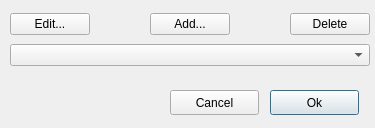
First picture: the form in app/widgets/classselector.ui, repository Tilagiho/eNoseAnnotator, before the edit.
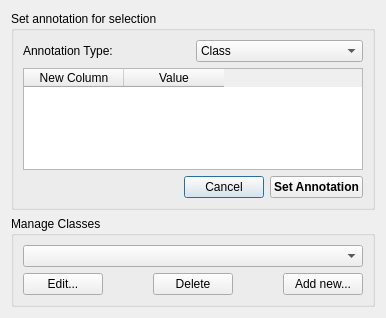
Second picture: the form after the edit.

Commit message:
New Feature: Annotation Labels
- measurements are annotated with annotation labels. Annotations consist of * classes and are displayed as label rectangles
- hovering over annotation labels and graphs displays information

The edit to the form file:
```diff
--- a/app/widgets/classselector.ui
+++ b/app/widgets/classselector.ui
@@ -6,50 +6,120 @@
    <rect>
     <x>0</x>
     <y>0</y>
-    <width>375</width>
-    <height>128</height>
+    <width>386</width>
+    <height>318</height>
    </rect>
   </property>
   <property name="windowTitle">
    <string>Select class</string>
   </property>
-  <widget class="QPushButton" name="okButton">
-   <property name="geometry">
-    <rect>
-     <x>270</x>
-     <y>90</y>
-     <width>89</width>
-     <height>25</height>
-    </rect>
-   </property>
+  <layout class="QGridLayout" name="gridLayout_6">
+   <item row="0" column="0">
+    <layout class="QGridLayout" name="gridLayout_5">
+     <item row="0" column="0">
+      <widget class="QGroupBox" name="annotationGroupBox">
+       <property name="title">
+        <string>Set annotation for selection</string>
+       </property>
+       <layout class="QGridLayout" name="gridLayout_4">
+        <item row="0" column="0">
+         <layout class="QGridLayout" name="gridLayout_3">
+          <item row="0" column="0">
+           <layout class="QHBoxLayout" name="horizontalLayout_3">
+            <item>
+             <widget class="QLabel" name="label">
    <property name="text">
-    <string>Ok</string>
-   </property>
-  </widget>
+               <string>Annotation Type:</string>
+              </property>
+             </widget>
+            </item>
+            <item>
+             <widget class="QComboBox" name="annotationTypeComboBox">
+              <item>
+               <property name="text">
+                <string>Class</string>
+               </property>
+              </item>
+              <item>
+               <property name="text">
+                <string>Class + Value</string>
+               </property>
+              </item>
+             </widget>
+            </item>
+           </layout>
+          </item>
+          <item row="2" column="0">
+           <layout class="QHBoxLayout" name="horizontalLayout_2">
+            <item>
+             <spacer name="horizontalSpacer_3">
+              <property name="orientation">
+               <enum>Qt::Horizontal</enum>
+              </property>
+              <property name="sizeHint" stdset="0">
+               <size>
+                <width>40</width>
+                <height>20</height>
+               </size>
+              </property>
+             </spacer>
+            </item>
+            <item>
   <widget class="QPushButton" name="cancelButton">
-   <property name="geometry">
-    <rect>
-     <x>170</x>
-     <y>90</y>
-     <width>89</width>
-     <height>25</height>
-    </rect>
-   </property>
    <property name="text">
     <string>Cancel</string>
    </property>
   </widget>
-  <widget class="QWidget" name="">
-   <property name="geometry">
-    <rect>
-     <x>10</x>
-     <y>10</y>
-     <width>360</width>
-     <height>60</height>
-    </rect>
-   </property>
-   <layout class="QVBoxLayout" name="verticalLayout">
+            </item>
     <item>
+             <widget class="QPushButton" name="okButton">
+              <property name="font">
+               <font>
+                <weight>75</weight>
+                <bold>true</bold>
+               </font>
+              </property>
+              <property name="text">
+               <string>Set Annotation</string>
+              </property>
+             </widget>
+            </item>
+           </layout>
+          </item>
+          <item row="1" column="0">
+           <widget class="QTableWidget" name="tableWidget">
+            <property name="editTriggers">
+             <set>QAbstractItemView::AllEditTriggers</set>
+            </property>
+            <column>
+             <property name="text">
+              <string>New Column</string>
+             </property>
+            </column>
+            <column>
+             <property name="text">
+              <string>Value</string>
+             </property>
+            </column>
+           </widget>
+          </item>
+         </layout>
+        </item>
+       </layout>
+      </widget>
+     </item>
+     <item row="1" column="0">
+      <widget class="QGroupBox" name="classGroupBox">
+       <property name="title">
+        <string>Manage Classes</string>
+       </property>
+       <layout class="QGridLayout" name="gridLayout_2">
+        <item row="0" column="0">
+         <layout class="QGridLayout" name="gridLayout">
+          <item row="0" column="0">
+           <widget class="QComboBox" name="managedClassComboBox"/>
+          </item>
+          <item row="1" column="0">
      <layout class="QHBoxLayout" name="horizontalLayout">
       <item>
        <widget class="QPushButton" name="editButton">
@@ -71,26 +141,6 @@
         </property>
        </spacer>
       </item>
-      <item>
-       <widget class="QPushButton" name="addButton">
-        <property name="text">
-         <string>Add...</string>
-        </property>
-       </widget>
-      </item>
-      <item>
-       <spacer name="horizontalSpacer">
-        <property name="orientation">
-         <enum>Qt::Horizontal</enum>
-        </property>
-        <property name="sizeHint" stdset="0">
-         <size>
-          <width>40</width>
-          <height>20</height>
-         </size>
-        </property>
-       </spacer>
-      </item>
       <item>
        <widget class="QPushButton" name="deleteButton">
         <property name="text">
@@ -98,13 +148,36 @@
         </property>
        </widget>
       </item>
-     </layout>
+            <item>
+             <spacer name="horizontalSpacer">
+              <property name="orientation">
+               <enum>Qt::Horizontal</enum>
+              </property>
+              <property name="sizeHint" stdset="0">
+               <size>
+                <width>40</width>
+                <height>20</height>
+               </size>
+              </property>
+             </spacer>
     </item>
     <item>
-     <widget class="QComboBox" name="comboBox"/>
-    </item>
-   </layout>
-  </widget>
+             <widget class="QPushButton" name="addButton">
+              <property name="text">
+               <string>Add new...</string>
+              </property>
+             </widget>
+            </item>
+           </layout>
+          </item>
+         </layout>
+        </item>
+       </layout>
+      </widget>
+     </item>
+    </layout>
+   </item>
+  </layout>
  </widget>
  <resources/>
  <connections/>
```
Lines whose indentation alone changed are shown as unchanged. The commit also changes 23 other files.
